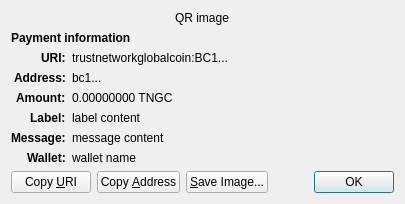
The window that src/qt/forms/receiverequestdialog.ui (tngc-one/tngcoin) describes before a commit, drawn with Qt 5.
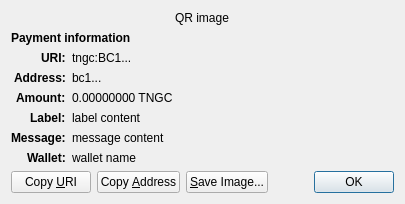
The same window after the commit. Custom widgets are drawn as their Qt base class.

Commit message: tngc coin creation

Patch:
```diff
--- a/src/qt/forms/receiverequestdialog.ui
+++ b/src/qt/forms/receiverequestdialog.ui
@@ -65,7 +65,7 @@
    <item row="2" column="1" alignment="Qt::AlignTop">
     <widget class="QLabel" name="uri_content">
      <property name="text">
-      <string notr="true">trustnetworkglobalcoin:BC1...</string>
+      <string notr="true">tngc:BC1...</string>
      </property>
      <property name="textFormat">
       <enum>Qt::RichText</enum>
```
The commit also changes 2359 other files.
